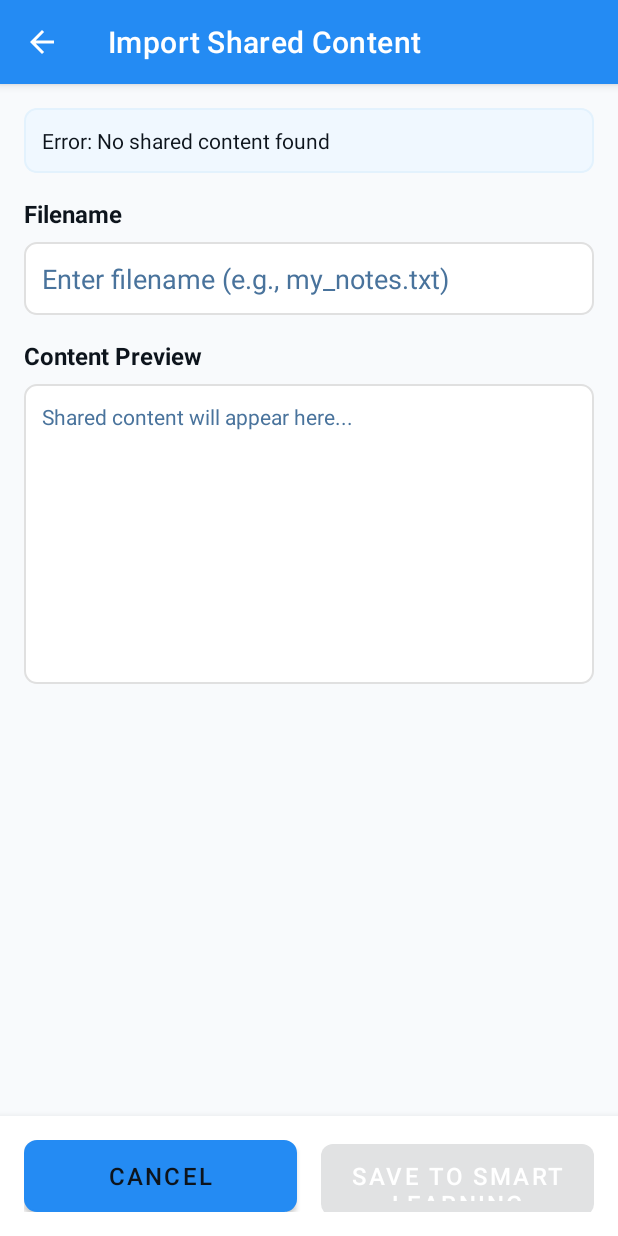
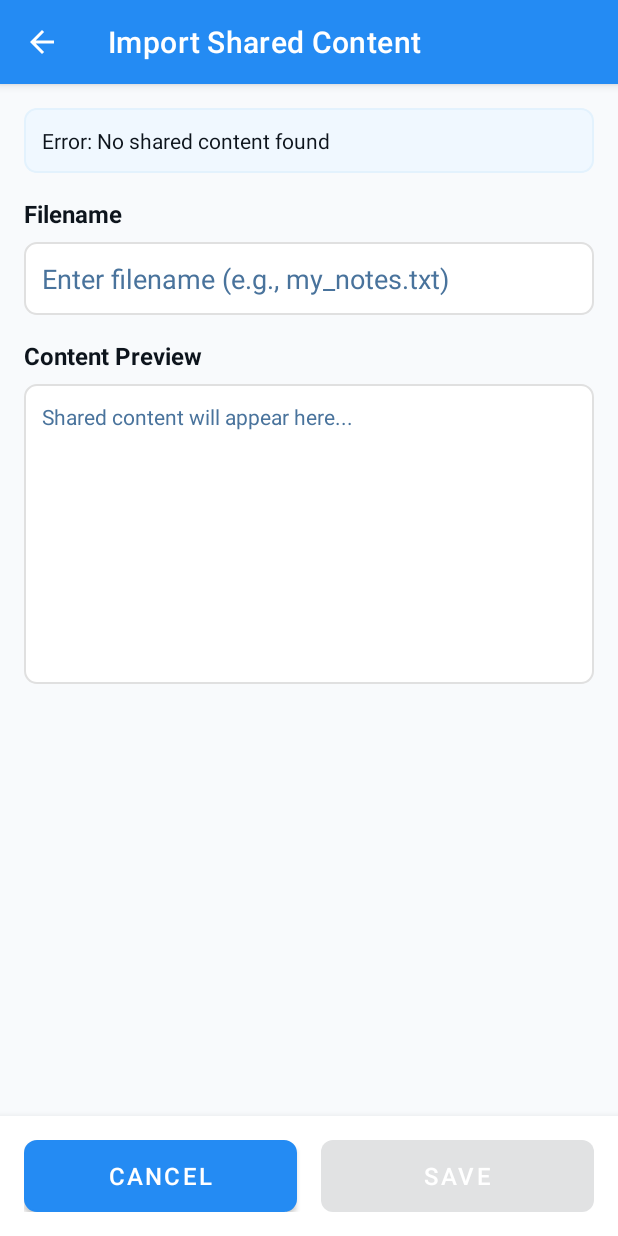
Before and after one commit to johnnie2701/smartlearning, an Android app: the ReceiveTranscriptActivity screen opened directly, with no data from a screen before it, on a phone screen of 412 x 824 dp. Run offline under Robolectric (Android 15) with nearby library versions, the phone set to English and light mode, and no system bars.

Commit message:
fix: button layout and colors of cancel and save buttons in import shared content UI

```diff
--- a/app/src/main/res/layout/activity_receive_transcript.xml
+++ b/app/src/main/res/layout/activity_receive_transcript.xml
@@ -119,7 +119,7 @@
             android:layout_weight="1"
             android:background="@drawable/button_secondary_background"
             android:text="Cancel"
-            android:textColor="@color/text_primary"
+            android:textColor="@color/white"
             android:textSize="16sp" />
 
         <Button
@@ -129,7 +129,7 @@
             android:layout_marginStart="8dp"
             android:layout_weight="1"
             android:background="@drawable/button_primary_background"
-            android:text="Save to Smart Learning"
+            android:text="Save"
             android:textColor="@color/white"
             android:textSize="16sp" />
 
--- a/app/src/main/res/values/strings.xml
+++ b/app/src/main/res/values/strings.xml
@@ -8,7 +8,7 @@
     <string name="import_shared_content">Import Shared Content</string>
     <string name="filename">Filename</string>
     <string name="content_preview">Content Preview</string>
-    <string name="save_to_smart_learning">Save to Smart Learning</string>
+    <string name="save_to_smart_learning">Save</string>
     <string name="cancel">Cancel</string>
     <string name="reformat_loading_message">Reformatting content...\n\nThis can take up to a few minutes depending on the content size.\n\nPlease be patient while the AI processes your document.</string>
 </resources>
```
